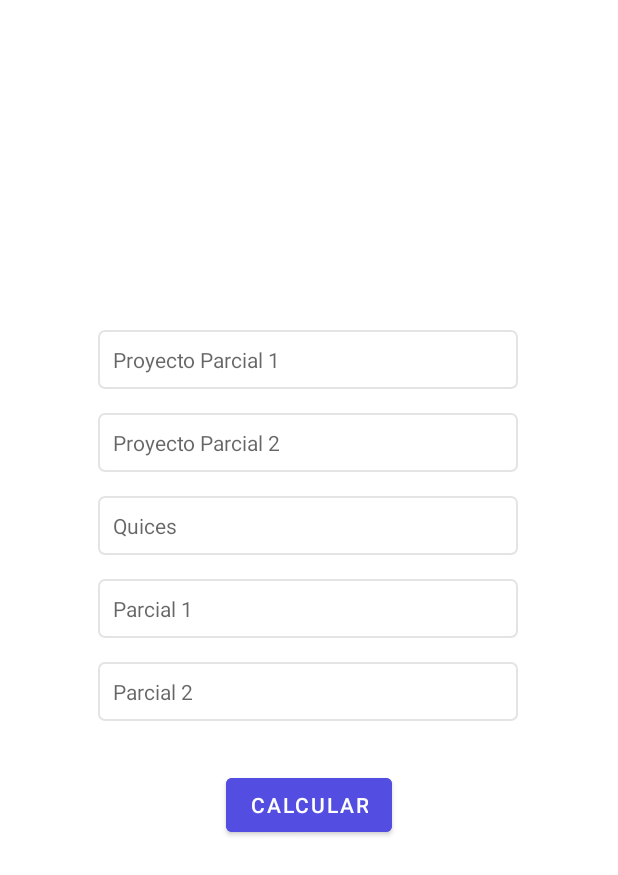
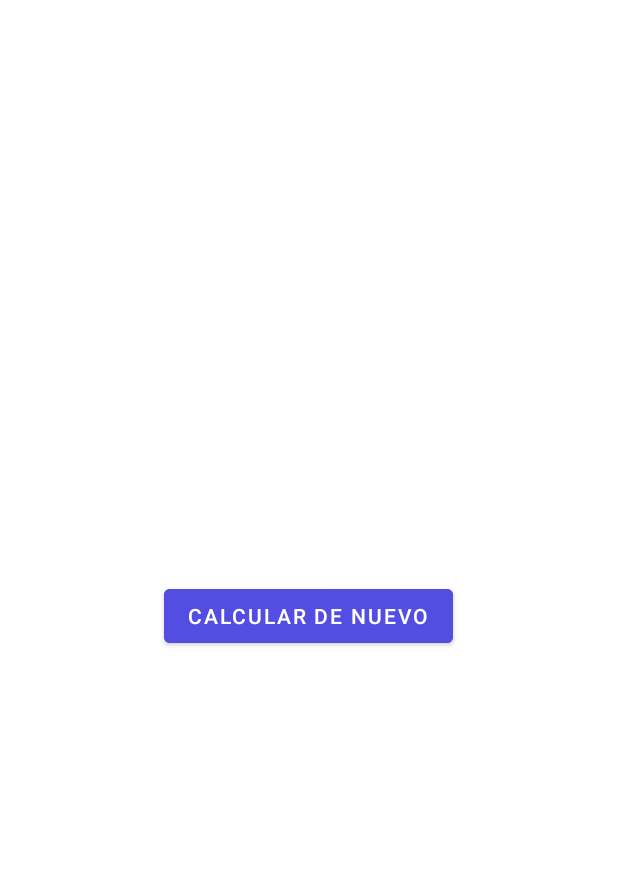
Before and after one commit to NicolasMonteroM/EjercicioS3_Eco, an Android app: the calcularNota screen opened directly, with no data from a screen before it, after a tap on "CALCULAR", on a phone screen of 412 x 824 dp. Shown: the top 875 px of the screen. Run offline under Robolectric (Android 15) with nearby library versions, the phone set to English and light mode, and no system bars; 5 statements that could not run were skipped.

Commit message:
Versión completa

```diff
--- a/app/src/main/AndroidManifest.xml
+++ b/app/src/main/AndroidManifest.xml
@@ -11,7 +11,8 @@
         android:roundIcon="@mipmap/ic_launcher_round"
         android:supportsRtl="true"
         android:theme="@style/Theme.EjercicioS3_Eco">
-        <activity android:name=".calcularNota"></activity>
+        <activity android:name=".gradeResult"></activity>
+        <activity android:name=".calcularNota" />
         <activity android:name=".configColor" />
         <activity android:name=".MainActivity">
             <intent-filter>
--- a/app/src/main/java/com/example/ejercicios3_eco/MainActivity.java
+++ b/app/src/main/java/com/example/ejercicios3_eco/MainActivity.java
@@ -16,8 +16,7 @@ public class MainActivity extends AppCompatActivity {
 
     private ConstraintLayout bg;
     private EditText nameInput;
-    private Button configBtn;
-        private Button okBtn;
+    private Button configBtn, okBtn;
     private TextView textTv;
 
     @Override
@@ -35,33 +34,27 @@ public class MainActivity extends AppCompatActivity {
 
         configBtn.setOnClickListener(
 
-                (v)->{
-                    Intent i = new Intent(this,configColor.class);
+                (v) -> {
+                    Intent i = new Intent(this, configColor.class);
                     startActivity(i);
                 }
         );
 
         okBtn.setOnClickListener(
 
-                (v)->{
+                (v) -> {
 
-                   /* if (nameInput.getText().toString() != ""){
-
-                        i.putExtra("name", name);
-
-                    }*/
-
-                    if (nameInput.getText().toString().isEmpty()){
+                    if (nameInput.getText().toString().isEmpty()) {
                         Toast.makeText(this, "Ingrese un nombre para calcular su nota", Toast.LENGTH_LONG).show();
-                    } else{
+                    } else {
                         String name = nameInput.getText().toString();
                         preferences.edit().putString("name", name).apply();
                         Intent i = new Intent(this, calcularNota.class);
                         startActivity(i);
+                        nameInput.setText("");
                     }
                 }
         );
-
     }
 
     protected void onResume() {
@@ -69,7 +62,7 @@ public class MainActivity extends AppCompatActivity {
         SharedPreferences preferences = getSharedPreferences("colors", MODE_PRIVATE);
 
         String bgColor = preferences.getString("bgColor", "#FFFFFF");
-        String typeColor = preferences.getString("typeColor","#FFFFFF");
+        String typeColor = preferences.getString("typeColor", "#FFFFFF");
         bg.setBackgroundColor(Color.parseColor(bgColor));
         nameInput.setTextColor(Color.parseColor(typeColor));
         textTv.setTextColor(Color.parseColor(typeColor));
--- a/app/src/main/java/com/example/ejercicios3_eco/calcularNota.java
+++ b/app/src/main/java/com/example/ejercicios3_eco/calcularNota.java
@@ -3,6 +3,7 @@ package com.example.ejercicios3_eco;
 import androidx.appcompat.app.AppCompatActivity;
 import androidx.constraintlayout.widget.ConstraintLayout;
 
+import android.content.Intent;
 import android.content.SharedPreferences;
 import android.graphics.Color;
 import android.os.Bundle;
@@ -10,8 +11,6 @@ import android.widget.Button;
 import android.widget.EditText;
 import android.widget.TextView;
 import android.widget.Toast;
-
-import java.util.ArrayList;
 
 public class calcularNota extends AppCompatActivity {
 
@@ -39,14 +38,18 @@ public class calcularNota extends AppCompatActivity {
 
         calculateBtn.setOnClickListener(
 
-                (v)->{
+                (v) -> {
 
                     calculateGrade();
-                    Toast.makeText(this, "" + averageRounded, Toast.LENGTH_SHORT).show();
+                    // Toast.makeText(this, "" + averageRounded, Toast.LENGTH_SHORT).show();
+                    Intent i = new Intent(this, gradeResult.class);
+                    String average = String.valueOf(averageRounded);
+                    i.putExtra("average", average);
+                    startActivity(i);
+                    finish();
 
                 }
         );
-
     }
 
     protected void onResume() {
@@ -54,7 +57,7 @@ public class calcularNota extends AppCompatActivity {
         SharedPreferences preferences = getSharedPreferences("colors", MODE_PRIVATE);
 
         String bgColor = preferences.getString("bgColor", "#FFFFFF");
-        String typeColor = preferences.getString("typeColor","#FFFFFF");
+        String typeColor = preferences.getString("typeColor", "#FFFFFF");
         bg.setBackgroundColor(Color.parseColor(bgColor));
         tittleTv.setTextColor(Color.parseColor(typeColor));
         textTv.setTextColor(Color.parseColor(typeColor));
@@ -66,7 +69,7 @@ public class calcularNota extends AppCompatActivity {
 
     }
 
-    public void calculateGrade(){
+    public void calculateGrade() {
 
         double grade1 = Double.parseDouble(proyectoUnoInput.getText().toString());
         double grade2 = Double.parseDouble(proyectoDosInput.getText().toString());
--- /dev/null
+++ b/app/src/main/java/com/example/ejercicios3_eco/gradeResult.java
@@ -0,0 +1,61 @@
+package com.example.ejercicios3_eco;
+
+import androidx.appcompat.app.AppCompatActivity;
+import androidx.constraintlayout.widget.ConstraintLayout;
+
+import android.content.SharedPreferences;
+import android.graphics.Color;
+import android.os.Bundle;
+import android.widget.Button;
+import android.widget.TextView;
+import android.widget.Toast;
+
+public class gradeResult extends AppCompatActivity {
+
+    private ConstraintLayout bg;
+    private TextView textTv, tittleTv, gradeTv;
+    private Button retryBtn;
+
+    @Override
+    protected void onCreate(Bundle savedInstanceState) {
+        super.onCreate(savedInstanceState);
+        setContentView(R.layout.activity_grade_result);
+
+        textTv = findViewById(R.id.textTv);
+        tittleTv = findViewById(R.id.tittleTv);
+        gradeTv = findViewById(R.id.finalGradeTv);
+        retryBtn = findViewById(R.id.retryBtn);
+        bg = findViewById(R.id.background);
+
+        SharedPreferences preferences = getSharedPreferences("name", MODE_PRIVATE);
+
+        String average = getIntent().getExtras().getString("average");
+        String name = preferences.getString("name", "#FFFFFF");
+
+        textTv.setText("Hola " + name + ". Tu nota final es:");
+        gradeTv.setText("" + average);
+
+        //   Toast.makeText(this, "" + name, Toast.LENGTH_SHORT).show();
+
+        retryBtn.setOnClickListener(
+
+                (v) -> {
+
+                    finish();
+                }
+        );
+    }
+
+    protected void onResume() {
+        super.onResume();
+        SharedPreferences preferences = getSharedPreferences("colors", MODE_PRIVATE);
+
+        String bgColor = preferences.getString("bgColor", "#FFFFFF");
+        String typeColor = preferences.getString("typeColor", "#FFFFFF");
+        bg.setBackgroundColor(Color.parseColor(bgColor));
+        tittleTv.setTextColor(Color.parseColor(typeColor));
+        textTv.setTextColor(Color.parseColor(typeColor));
+        gradeTv.setTextColor(Color.parseColor(typeColor));
+
+    }
+}
--- a/app/src/main/res/layout/activity_calcular_nota.xml
+++ b/app/src/main/res/layout/activity_calcular_nota.xml
@@ -33,13 +33,16 @@
 
     <TextView
         android:id="@+id/textTv"
-        android:layout_width="wrap_content"
+        android:layout_width="0dp"
         android:layout_height="wrap_content"
+        android:layout_marginStart="40dp"
         android:layout_marginTop="32dp"
-        android:text="Ingresa tus notas para poder calcular tu nota final"
+        android:layout_marginEnd="40dp"
+        android:text='Ingresa tus notas para poder calcular tu nota final. Usa un punto "." en lugar de una coma "," para agregar decimales'
+        android:textAlignment="center"
         android:textColor="#808080"
-        app:layout_constraintLeft_toLeftOf="parent"
-        app:layout_constraintRight_toRightOf="parent"
+        app:layout_constraintEnd_toEndOf="parent"
+        app:layout_constraintStart_toStartOf="parent"
         app:layout_constraintTop_toBottomOf="@+id/tittleTv" />
 
     <EditText
--- /dev/null
+++ b/app/src/main/res/layout/activity_grade_result.xml
@@ -0,0 +1,57 @@
+<?xml version="1.0" encoding="utf-8"?>
+<androidx.constraintlayout.widget.ConstraintLayout xmlns:android="http://schemas.android.com/apk/res/android"
+    xmlns:app="http://schemas.android.com/apk/res-auto"
+    xmlns:tools="http://schemas.android.com/tools"
+    android:id="@+id/background"
+    android:layout_width="match_parent"
+    android:layout_height="match_parent"
+    tools:context=".gradeResult">
+
+    <Button
+        android:id="@+id/retryBtn"
+        android:layout_width="wrap_content"
+        android:layout_height="wrap_content"
+        android:layout_marginTop="50dp"
+        android:backgroundTint="#534EE1"
+        android:text="Calcular de nuevo"
+        app:layout_constraintEnd_toEndOf="parent"
+        app:layout_constraintHorizontal_bias="0.497"
+        app:layout_constraintStart_toStartOf="parent"
+        app:layout_constraintTop_toBottomOf="@+id/finalGradeTv" />
+
+    <TextView
+        android:id="@+id/finalGradeTv"
+        android:layout_width="wrap_content"
+        android:layout_height="0dp"
+        android:layout_marginTop="28dp"
+        android:text="Tu nota final"
+        android:textSize="48sp"
+        android:textStyle="bold"
+        app:layout_constraintEnd_toEndOf="parent"
+        app:layout_constraintStart_toStartOf="parent"
+        app:layout_constraintTop_toBottomOf="@+id/textTv" />
+
+    <TextView
+        android:id="@+id/tittleTv"
+        android:layout_width="wrap_content"
+        android:layout_height="0dp"
+        android:layout_marginTop="164dp"
+        android:text="Tu nota final"
+        android:textSize="18sp"
+        android:textStyle="bold"
+        app:layout_constraintEnd_toEndOf="parent"
+        app:layout_constraintStart_toStartOf="parent"
+        app:layout_constraintTop_toTopOf="parent" />
+
+    <TextView
+        android:id="@+id/textTv"
+        android:layout_width="wrap_content"
+        android:layout_height="wrap_content"
+        android:layout_marginTop="36dp"
+        android:text="text"
+        android:textColor="#808080"
+        app:layout_constraintHorizontal_bias="0.501"
+        app:layout_constraintLeft_toLeftOf="parent"
+        app:layout_constraintRight_toRightOf="parent"
+        app:layout_constraintTop_toBottomOf="@+id/tittleTv" />
+</androidx.constraintlayout.widget.ConstraintLayout>
```
Also changed, not shown: app/src/main/java/com/example/ejercicios3_eco/configColor.java (+4 -5 lines).
